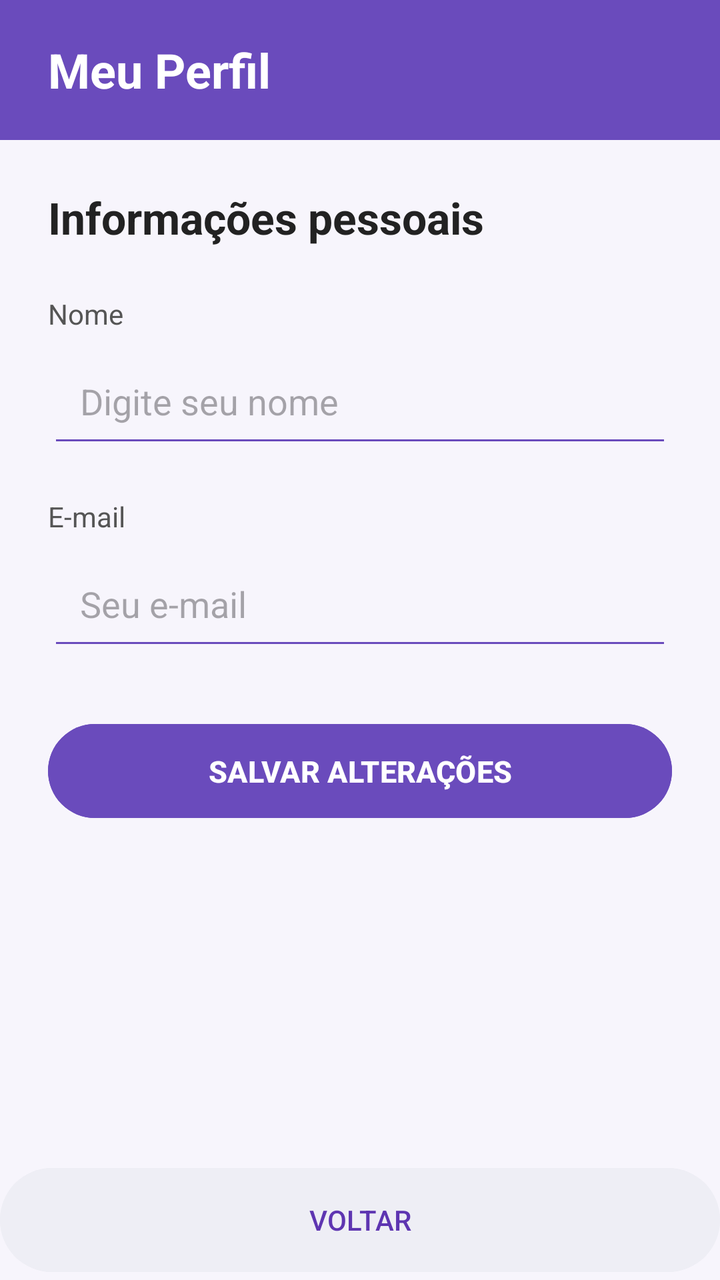
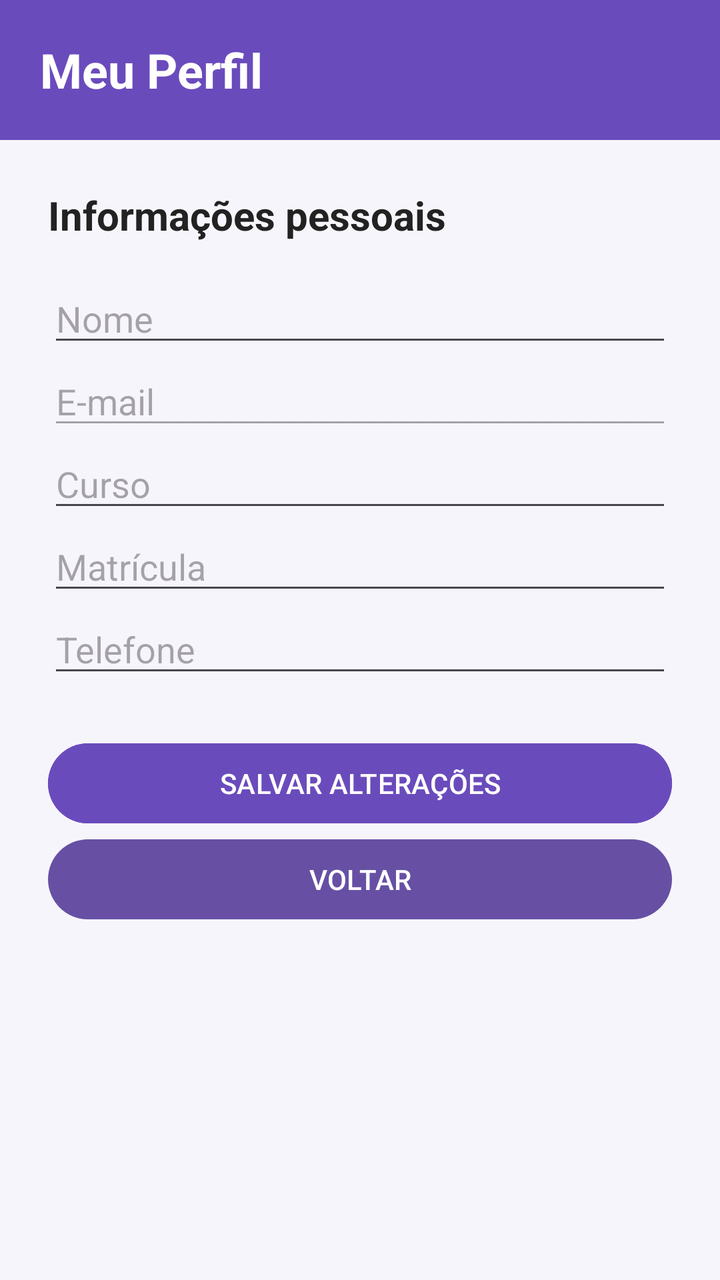

Screens rendered from an Android XML layout before and after an edit, with the pre-edit source and the edit as a unified diff.
<!-- AndroidManifest.xml: application theme Theme.LoginFirebase -->
<!-- res/layout/activity_perfil.xml -->
<?xml version="1.0" encoding="utf-8"?>
<LinearLayout xmlns:android="http://schemas.android.com/apk/res/android"
    android:layout_width="match_parent"
    android:layout_height="match_parent"
    android:orientation="vertical"
    android:background="#F7F5FC">

    
    <LinearLayout
        android:layout_width="match_parent"
        android:layout_height="70dp"
        android:orientation="horizontal"
        android:gravity="center_vertical"
        android:paddingStart="24dp"
        android:paddingEnd="24dp"
        android:background="#6A4BBC">

        <TextView
            android:layout_width="wrap_content"
            android:layout_height="wrap_content"
            android:text="Meu Perfil"
            android:textColor="#FFFFFF"
            android:textSize="24sp"
            android:textStyle="bold" />

    </LinearLayout>

    
    <ScrollView
        android:layout_width="match_parent"
        android:layout_height="0dp"
        android:layout_weight="1">

        <LinearLayout
            android:layout_width="match_parent"
            android:layout_height="wrap_content"
            android:orientation="vertical"
            android:padding="24dp">

            
            <TextView
                android:layout_width="wrap_content"
                android:layout_height="wrap_content"
                android:text="Informações pessoais"
                android:textColor="#222222"
                android:textSize="22sp"
                android:textStyle="bold"
                android:layout_marginBottom="24dp" />

            
            <TextView
                android:layout_width="wrap_content"
                android:layout_height="wrap_content"
                android:text="Nome"
                android:textColor="#555555"
                android:textSize="14sp"
                android:layout_marginBottom="6dp" />

            <EditText
                android:id="@+id/edtNomePerfil"
                android:layout_width="match_parent"
                android:layout_height="wrap_content"
                android:hint="Digite seu nome"
                android:inputType="textPersonName"
                android:padding="16dp"
                android:backgroundTint="#6A4BBC"
                android:layout_marginBottom="20dp" />

            
            <TextView
                android:layout_width="wrap_content"
                android:layout_height="wrap_content"
                android:text="E-mail"
                android:textColor="#555555"
                android:textSize="14sp"
                android:layout_marginBottom="6dp" />

            <EditText
                android:id="@+id/edtEmailPerfil"
                android:layout_width="match_parent"
                android:layout_height="wrap_content"
                android:hint="Seu e-mail"
                android:inputType="textEmailAddress"
                android:padding="16dp"
                android:backgroundTint="#6A4BBC"
                android:layout_marginBottom="28dp" />

            
            <Button
                android:id="@+id/btnSalvarPerfil"
                android:layout_width="match_parent"
                android:layout_height="55dp"
                android:text="SALVAR ALTERAÇÕES"
                android:textColor="#FFFFFF"
                android:textSize="15sp"
                android:textStyle="bold"
                android:backgroundTint="#6A4BBC" />

        </LinearLayout>

    </ScrollView>

    
    <Button
        android:id="@+id/btnVoltarPerfil"
        android:layout_width="match_parent"
        android:layout_height="60dp"
        android:text="VOLTAR"
        android:textColor="#5E35B1"
        android:backgroundTint="#EEEEF5" />

</LinearLayout>
<!-- resources referenced by this layout -->
<resources>
  <style name="Theme.LoginFirebase" parent="Base.Theme.LoginFirebase" />
  <style name="Base.Theme.LoginFirebase" parent="Theme.Material3.DayNight.NoActionBar">
          
          
      </style>
</resources>

<!-- the commit's change to res/layout/activity_perfil.xml (unified diff, before → after) -->
@@ -5,14 +5,13 @@
     android:orientation="vertical"
     android:background="#F7F5FC">
 
-    
     <LinearLayout
         android:layout_width="match_parent"
         android:layout_height="70dp"
         android:orientation="horizontal"
         android:gravity="center_vertical"
-        android:paddingStart="24dp"
-        android:paddingEnd="24dp"
+        android:paddingStart="20dp"
+        android:paddingEnd="20dp"
         android:background="#6A4BBC">
 
         <TextView
@@ -25,7 +24,6 @@
 
     </LinearLayout>
 
-    
     <ScrollView
         android:layout_width="match_parent"
         android:layout_height="0dp"
@@ -35,78 +33,87 @@
             android:layout_width="match_parent"
             android:layout_height="wrap_content"
             android:orientation="vertical"
-            android:padding="24dp">
+            android:paddingTop="24dp"
+            android:paddingBottom="24dp">
 
-            
             <TextView
                 android:layout_width="wrap_content"
                 android:layout_height="wrap_content"
+                android:layout_marginStart="24dp"
+                android:layout_marginEnd="24dp"
                 android:text="Informações pessoais"
                 android:textColor="#222222"
-                android:textSize="22sp"
-                android:textStyle="bold"
-                android:layout_marginBottom="24dp" />
-
-            
-            <TextView
-                android:layout_width="wrap_content"
-                android:layout_height="wrap_content"
-                android:text="Nome"
-                android:textColor="#555555"
-                android:textSize="14sp"
-                android:layout_marginBottom="6dp" />
+                android:textSize="20sp"
+                android:textStyle="bold" />
 
             <EditText
-                android:id="@+id/edtNomePerfil"
+                android:id="@+id/edtNome"
                 android:layout_width="match_parent"
                 android:layout_height="wrap_content"
-                android:hint="Digite seu nome"
-                android:inputType="textPersonName"
-                android:padding="16dp"
-                android:backgroundTint="#6A4BBC"
-                android:layout_marginBottom="20dp" />
-
-            
-            <TextView
-                android:layout_width="wrap_content"
-                android:layout_height="wrap_content"
-                android:text="E-mail"
-                android:textColor="#555555"
-                android:textSize="14sp"
-                android:layout_marginBottom="6dp" />
+                android:layout_marginStart="24dp"
+                android:layout_marginTop="16dp"
+                android:layout_marginEnd="24dp"
+                android:hint="Nome"
+                android:inputType="textPersonName" />
 
             <EditText
-                android:id="@+id/edtEmailPerfil"
+                android:id="@+id/edtEmail"
                 android:layout_width="match_parent"
                 android:layout_height="wrap_content"
-                android:hint="Seu e-mail"
+                android:layout_marginStart="24dp"
+                android:layout_marginEnd="24dp"
+                android:hint="E-mail"
                 android:inputType="textEmailAddress"
-                android:padding="16dp"
-                android:backgroundTint="#6A4BBC"
-                android:layout_marginBottom="28dp" />
+                android:enabled="false" />
 
-            
+            <EditText
+                android:id="@+id/edtCurso"
+                android:layout_width="match_parent"
+                android:layout_height="wrap_content"
+                android:layout_marginStart="24dp"
+                android:layout_marginEnd="24dp"
+                android:hint="Curso"
+                android:inputType="text" />
+
+            <EditText
+                android:id="@+id/edtMatricula"
+                android:layout_width="match_parent"
+                android:layout_height="wrap_content"
+                android:layout_marginStart="24dp"
+                android:layout_marginEnd="24dp"
+                android:hint="Matrícula"
+                android:inputType="text" />
+
+            <EditText
+                android:id="@+id/edtTelefone"
+                android:layout_width="match_parent"
+                android:layout_height="wrap_content"
+                android:layout_marginStart="24dp"
+                android:layout_marginEnd="24dp"
+                android:hint="Telefone"
+                android:inputType="phone" />
+
             <Button
-                android:id="@+id/btnSalvarPerfil"
+                android:id="@+id/btnSalvar"
                 android:layout_width="match_parent"
-                android:layout_height="55dp"
+                android:layout_height="wrap_content"
+                android:layout_marginStart="24dp"
+                android:layout_marginTop="24dp"
+                android:layout_marginEnd="24dp"
                 android:text="SALVAR ALTERAÇÕES"
                 android:textColor="#FFFFFF"
-                android:textSize="15sp"
-                android:textStyle="bold"
                 android:backgroundTint="#6A4BBC" />
+
+            <Button
+                android:id="@+id/btnVoltar"
+                android:layout_width="match_parent"
+                android:layout_height="wrap_content"
+                android:layout_marginStart="24dp"
+                android:layout_marginEnd="24dp"
+                android:text="VOLTAR" />
 
         </LinearLayout>
 
     </ScrollView>
 
-    
-    <Button
-        android:id="@+id/btnVoltarPerfil"
-        android:layout_width="match_parent"
-        android:layout_height="60dp"
-        android:text="VOLTAR"
-        android:textColor="#5E35B1"
-        android:backgroundTint="#EEEEF5" />
-
 </LinearLayout>
